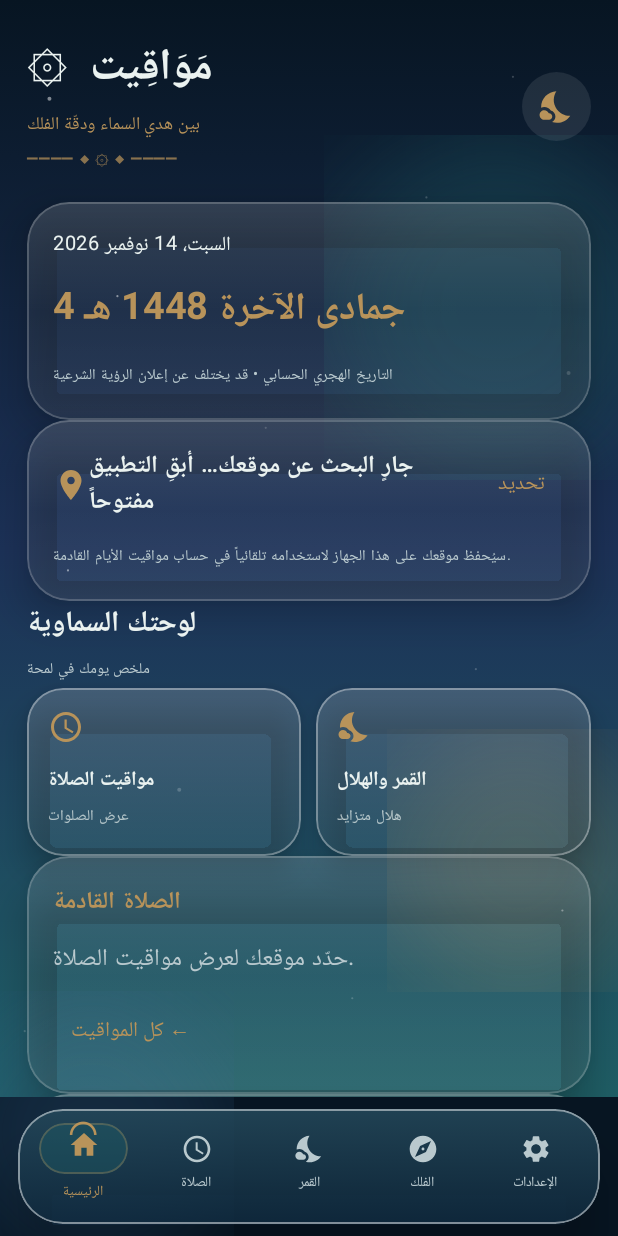
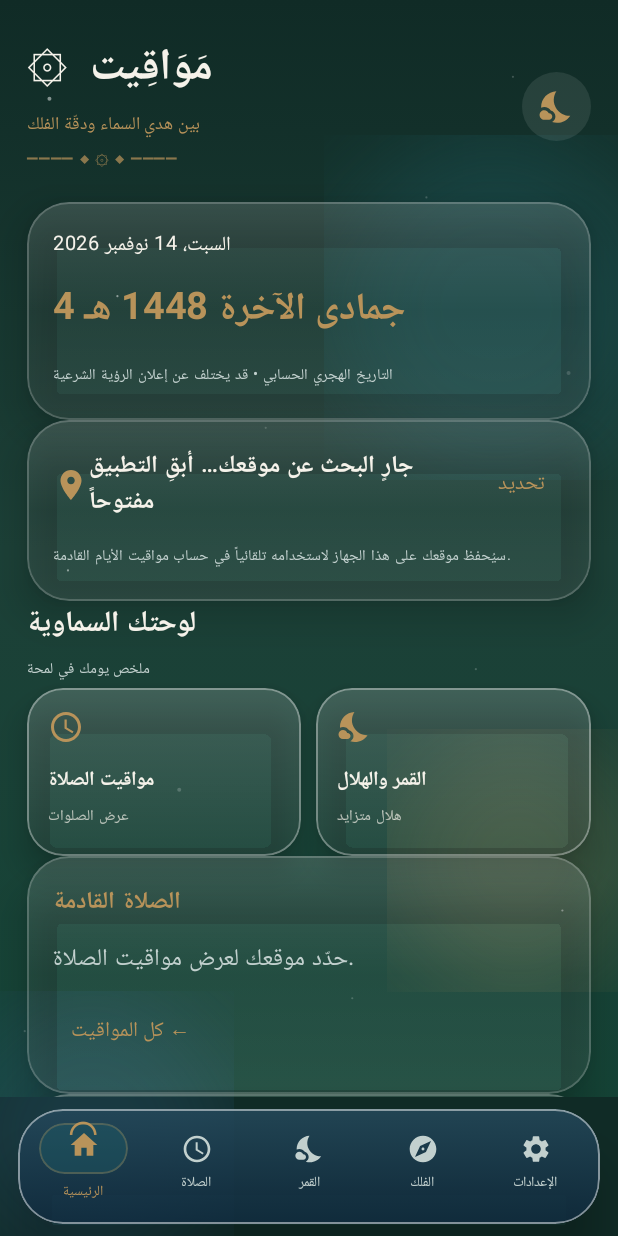
Before and after one commit to alwaldkbyr-wq/Kotlin-Android-Projects, an Android app built with Jetpack Compose: the screen it shows after launch (MainActivity), on a phone screen of 412 x 824 dp. Run offline under Robolectric (Android 15) with nearby library versions, the phone set to English and light mode, and no system bars.

Commit message:
Add seven selectable Islamic-inspired color themes

```diff
--- a/app/src/main/java/com/mawaqeet/app/MainActivity.kt
+++ b/app/src/main/java/com/mawaqeet/app/MainActivity.kt
@@ -80,7 +80,22 @@ private val Gold = Color(0xFFB8935A)
 private val Navy = Color(0xFF1C3157)
 private val LightBg = Color(0xFFF4F0E6)
 private val LightSurface = Color(0xFFFFFCF5)
-private val Ink = Color(0xFF1C3157)
+private val Ink = Color(0xFF1B2A4A)
+
+private data class ThemePalette(
+    val name: String, val primary: Color, val accent: Color,
+    val lightBg: Color, val darkBg: Color, val darkSurface: Color,
+    val textDark: Color = Color(0xFF1B2A4A), val textLight: Color = Color(0xFFF5F2EA)
+)
+private val ThemePalettes = listOf(
+    ThemePalette("أخضر وعاجي", Color(0xFF164B3B), Color(0xFFB8935A), Color(0xFFF5F0E6), Color(0xFF102B26), Color(0xFF1C4037)),
+    ThemePalette("كحلي وذهبي", Color(0xFF172554), Color(0xFFD6AD60), Color(0xFFF4F0E6), Color(0xFF101A35), Color(0xFF202E52)),
+    ThemePalette("تركوازي وأبيض", Color(0xFF087F70), Color(0xFF1ABC9C), Color(0xFFFFFFFF), Color(0xFF082D2B), Color(0xFF10423E)),
+    ThemePalette("بترولي ورملي", Color(0xFF155E63), Color(0xFFE8DCC5), Color(0xFFE8DCC5), Color(0xFF103B3E), Color(0xFF1A4B4D)),
+    ThemePalette("بنفسجي وفضي", Color(0xFF493568), Color(0xFFD9D9E2), Color(0xFFF0EFF5), Color(0xFF241A36), Color(0xFF38294E)),
+    ThemePalette("أسود وذهبي", Color(0xFF222222), Color(0xFFC5A059), Color(0xFFF5F1E8), Color(0xFF171717), Color(0xFF2B2B2B)),
+    ThemePalette("زيتوني وبيج", Color(0xFF606C38), Color(0xFFF0E8D5), Color(0xFFF0E8D5), Color(0xFF2D3420), Color(0xFF424B2B))
+)
 
 class MainActivity : ComponentActivity() {
     override fun onCreate(savedInstanceState: Bundle?) {
@@ -103,6 +118,8 @@ fun MawaqeetApp() {
     val preferences = remember { context.getSharedPreferences("mawaqeet_preferences", Context.MODE_PRIVATE) }
     var darkMode by remember { mutableStateOf(preferences.getBoolean("dark_mode", true)) }
     var motionEnabled by remember { mutableStateOf(preferences.getBoolean("motion_enabled", true)) }
+    var themeIndex by remember { mutableIntStateOf(preferences.getInt("theme_index", 0).coerceIn(0, ThemePalettes.lastIndex)) }
+    val palette = ThemePalettes[themeIndex]
     var selectedTab by remember { mutableStateOf(AppTab.HOME) }
     var latitude by remember { mutableStateOf(preferences.getString("latitude", null)?.toDoubleOrNull()) }
     var longitude by remember { mutableStateOf(preferences.getString("longitude", null)?.toDoubleOrNull()) }
@@ -190,18 +207,18 @@ fun MawaqeetApp() {
         PrayerCalculator.calculate(today, latitude!!, longitude!!, offset) else null
 
     val colors = if (darkMode) darkColorScheme(
-        primary = Emerald, secondary = Gold, background = Night, surface = DeepBlue,
-        onBackground = Color(0xFFEAF2F0), onSurface = Color(0xFFEAF2F0)
+        primary = palette.primary, secondary = palette.accent, background = palette.darkBg, surface = palette.darkSurface,
+        onBackground = palette.textLight, onSurface = palette.textLight
     ) else lightColorScheme(
-        primary = Emerald, secondary = Gold, background = LightBg,
-        surface = LightSurface, onBackground = Ink, onSurface = Ink
+        primary = palette.primary, secondary = palette.accent, background = palette.lightBg,
+        surface = LightSurface, onBackground = palette.textDark, onSurface = palette.textDark
     )
 
     MaterialTheme(colorScheme = colors) {
-        val foreground = if (darkMode) Color(0xFFEAF2F0) else Ink
-        val muted = if (darkMode) Color(0xFFB9C9CE) else Color(0xFF647985)
-        val accent = if (darkMode) Gold else Color(0xFF946C25)
-        val background = if (darkMode) Night else LightBg
+        val foreground = if (darkMode) palette.textLight else palette.textDark
+        val muted = if (darkMode) Color(0xFFC2D0CE) else Color(0xFF52636A)
+        val accent = palette.accent
+        val background = if (darkMode) palette.darkBg else palette.lightBg
         Scaffold(
             containerColor = background,
             bottomBar = {
@@ -241,7 +258,7 @@ fun MawaqeetApp() {
             }
         ) { padding ->
             Box(Modifier.fillMaxSize().padding(padding)) {
-                AmbientBackdrop(darkMode)
+                AmbientBackdrop(darkMode, palette)
                 AnimatedContent(
                     targetState = selectedTab,
                     transitionSpec = {
@@ -283,7 +300,7 @@ fun MawaqeetApp() {
                                 item { SkyPage(times, accent, foreground, muted, darkMode) }
                             }
                             AppTab.SETTINGS -> {
-                                item { SettingsPage(darkMode, { darkMode = it }, motionEnabled, { motionEnabled = it }, locationMessage, accent, foreground, muted, { if (ContextCompat.checkSelfPermission(context, Manifest.permission.ACCESS_FINE_LOCATION) == PackageManager.PERMISSION_GRANTED || ContextCompat.checkSelfPermission(context, Manifest.permission.ACCESS_COARSE_LOCATION) == PackageManager.PERMISSION_GRANTED) locate() else context.startActivity(Intent(Settings.ACTION_APPLICATION_DETAILS_SETTINGS, Uri.fromParts("package", context.packageName, null))) }, { context.startActivity(Intent(Settings.ACTION_LOCATION_SOURCE_SETTINGS)) }) }
+                                item { SettingsPage(darkMode, { darkMode = it; preferences.edit().putBoolean("dark_mode", it).apply() }, motionEnabled, { motionEnabled = it; preferences.edit().putBoolean("motion_enabled", it).apply() }, locationMessage, themeIndex, { themeIndex = it; preferences.edit().putInt("theme_index", it).apply() }, accent, foreground, muted, { if (ContextCompat.checkSelfPermission(context, Manifest.permission.ACCESS_FINE_LOCATION) == PackageManager.PERMISSION_GRANTED || ContextCompat.checkSelfPermission(context, Manifest.permission.ACCESS_COARSE_LOCATION) == PackageManager.PERMISSION_GRANTED) locate() else context.startActivity(Intent(Settings.ACTION_APPLICATION_DETAILS_SETTINGS, Uri.fromParts("package", context.packageName, null))) }, { context.startActivity(Intent(Settings.ACTION_LOCATION_SOURCE_SETTINGS)) }) }
                             }
                         }
                         item { Text("مواقيت • إصدار 1.0.1", color = muted.copy(alpha = .65f), fontSize = 10.sp, modifier = Modifier.fillMaxWidth(), textAlign = TextAlign.Center) }
@@ -295,7 +312,7 @@ fun MawaqeetApp() {
 }
 
 @Composable
-private fun AmbientBackdrop(dark: Boolean) {
+private fun AmbientBackdrop(dark: Boolean, palette: ThemePalette) {
     val transition = rememberInfiniteTransition(label = "ambient")
     val drift by transition.animateFloat(
         initialValue = -34f, targetValue = 34f,
@@ -312,7 +329,7 @@ private fun AmbientBackdrop(dark: Boolean) {
         animationSpec = infiniteRepeatable(tween(11000, easing = FastOutSlowInEasing), RepeatMode.Reverse),
         label = "water-drift"
     )
-    Box(Modifier.fillMaxSize().background(if (dark) Brush.verticalGradient(listOf(Night, Navy, Color(0xFF1F5F66))) else Brush.verticalGradient(listOf(LightBg, Color(0xFFE7F0EB), Color(0xFFFFFCF5))))) {
+    Box(Modifier.fillMaxSize().background(if (dark) Brush.verticalGradient(listOf(palette.darkBg, palette.darkSurface, palette.primary.copy(alpha = .78f))) else Brush.verticalGradient(listOf(palette.lightBg, Color(0xFFE7F0EB), Color(0xFFFFFCF5))))) {
         Box(Modifier.offset(x = drift.dp, y = 90.dp).size(230.dp).align(Alignment.TopEnd).blur(62.dp)
             .background((if (dark) Emerald else Color(0xFF72B6A0)).copy(alpha = pulse), CircleShape))
         Box(Modifier.offset(x = (-drift).dp, y = 390.dp).size(190.dp).align(Alignment.CenterStart).blur(58.dp)
@@ -444,7 +461,7 @@ private fun SkyPage(times: PrayerTimes?, accent: Color, fg: Color, muted: Color,
 }
 
 @Composable
-private fun SettingsPage(dark: Boolean, onDarkChange: (Boolean) -> Unit, motion: Boolean, onMotionChange: (Boolean) -> Unit, location: String, accent: Color, fg: Color, muted: Color,
+private fun SettingsPage(dark: Boolean, onDarkChange: (Boolean) -> Unit, motion: Boolean, onMotionChange: (Boolean) -> Unit, location: String, themeIndex: Int, onThemeChange: (Int) -> Unit, accent: Color, fg: Color, muted: Color,
     onLocate: () -> Unit, onSettings: () -> Unit) {
     PageHeading("الإعدادات", "اجعل مواقيت أقرب إلى طريقتك", accent, fg)
     GlassPanel(dark) {
@@ -459,6 +476,25 @@ private fun SettingsPage(dark: Boolean, onDarkChange: (Boolean) -> Unit, motion:
         Row(horizontalArrangement = Arrangement.spacedBy(8.dp)) {
             FilterChip(selected = !dark, onClick = { onDarkChange(false) }, label = { Text("فاتح") })
             FilterChip(selected = dark, onClick = { onDarkChange(true) }, label = { Text("داكن") })
+        }
+    }
+    GlassPanel(dark) {
+        Text("الثيمات", color = accent, fontSize = 18.sp, fontWeight = FontWeight.Bold)
+        Text("اختر الهوية اللونية التي تفضلها", color = muted, fontSize = 11.sp)
+        Column(verticalArrangement = Arrangement.spacedBy(7.dp)) {
+            ThemePalettes.chunked(2).forEachIndexed { rowIndex, rowThemes ->
+                Row(horizontalArrangement = Arrangement.spacedBy(7.dp)) {
+                    rowThemes.forEachIndexed { columnIndex, theme ->
+                        val index = rowIndex * 2 + columnIndex
+                        FilterChip(
+                            selected = themeIndex == index,
+                            onClick = { onThemeChange(index) },
+                            label = { Text(theme.name, fontSize = 10.sp) },
+                            leadingIcon = { Box(Modifier.size(12.dp).clip(CircleShape).background(theme.primary).border(1.dp, theme.accent, CircleShape)) }
+                        )
+                    }
+                }
+            }
         }
     }
     GlassPanel(dark) {
```
